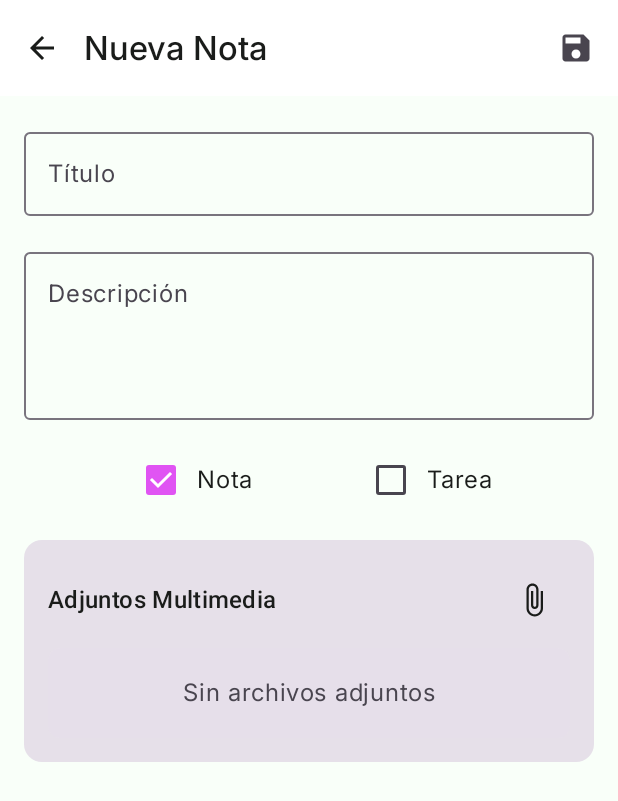
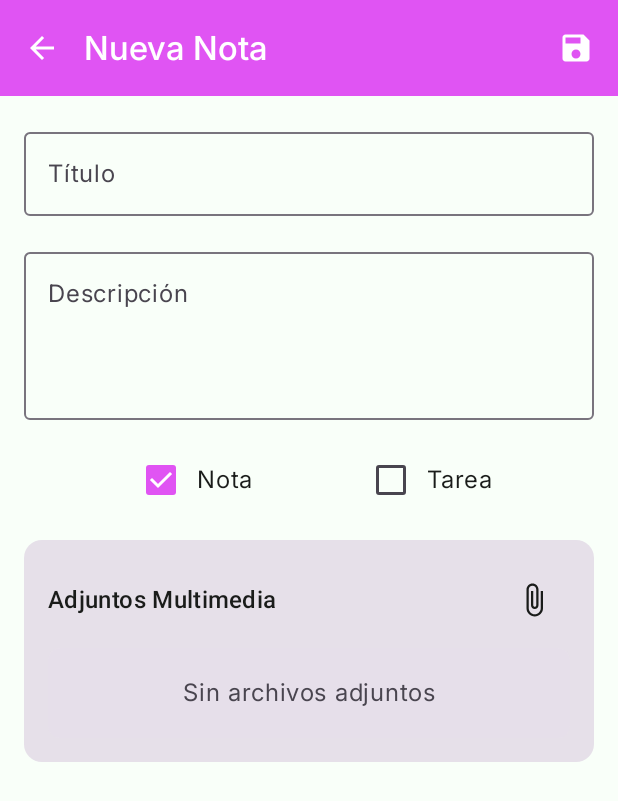
Before and after one commit to paolamontserrat/Proyecto-Final, an Android app built with Jetpack Compose: the screen it shows after launch (MainActivity), after a tap on "Crear Nuevo", on a phone screen of 412 x 824 dp. Shown: the top 801 px of the screen. Run offline under Robolectric (Android 15) with nearby library versions, the phone set to English and light mode, and no system bars; our stand-ins replace Room's generated code, window size class.

Commit message:
Detalle arreglado de encabezados

```diff
--- a/app/src/main/java/com/example/notasymedia/ui/screens/EntryFormScreen.kt
+++ b/app/src/main/java/com/example/notasymedia/ui/screens/EntryFormScreen.kt
@@ -134,7 +134,13 @@ fun EntryFormScreen(
                     }) {
                         Icon(Icons.Filled.Save, contentDescription = stringResource(R.string.action_guardar))
                     }
-                }
+                },
+                colors = TopAppBarDefaults.topAppBarColors(
+                    containerColor = MaterialTheme.colorScheme.primary,
+                    titleContentColor = MaterialTheme.colorScheme.onPrimary,
+                    navigationIconContentColor = MaterialTheme.colorScheme.onPrimary,
+                    actionIconContentColor = MaterialTheme.colorScheme.onPrimary
+                )
             )
         }
     ) { padding ->
```
Also changed, not shown: app/src/main/java/com/example/notasymedia/ui/screens/DetailScreen.kt (+7 -1 lines).
